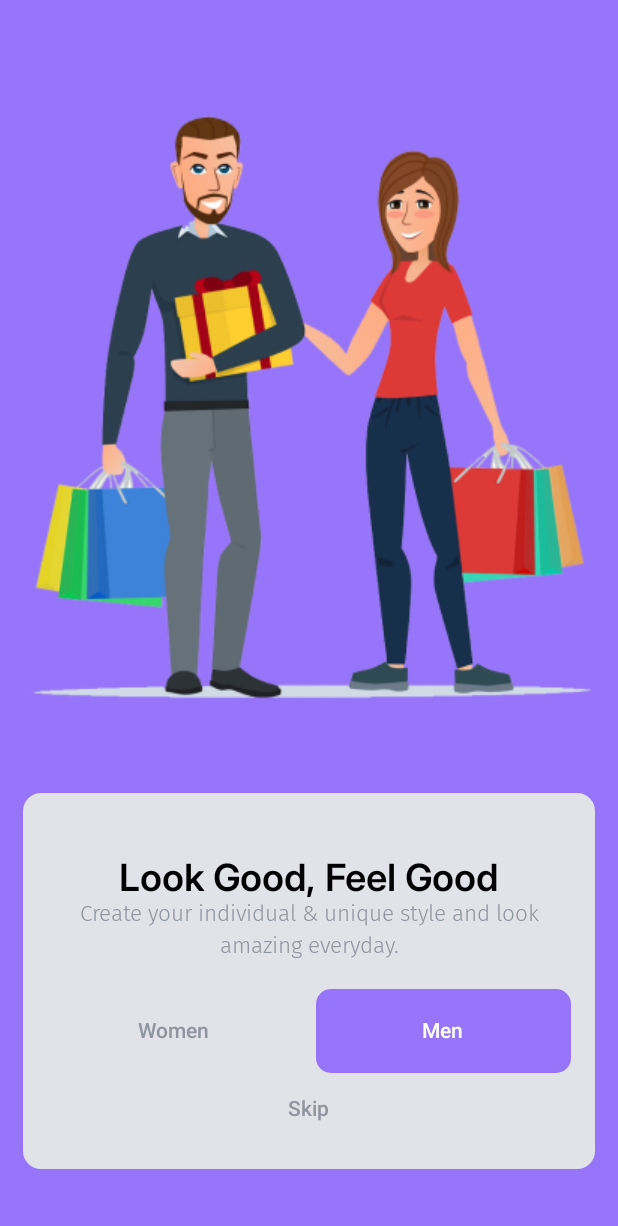
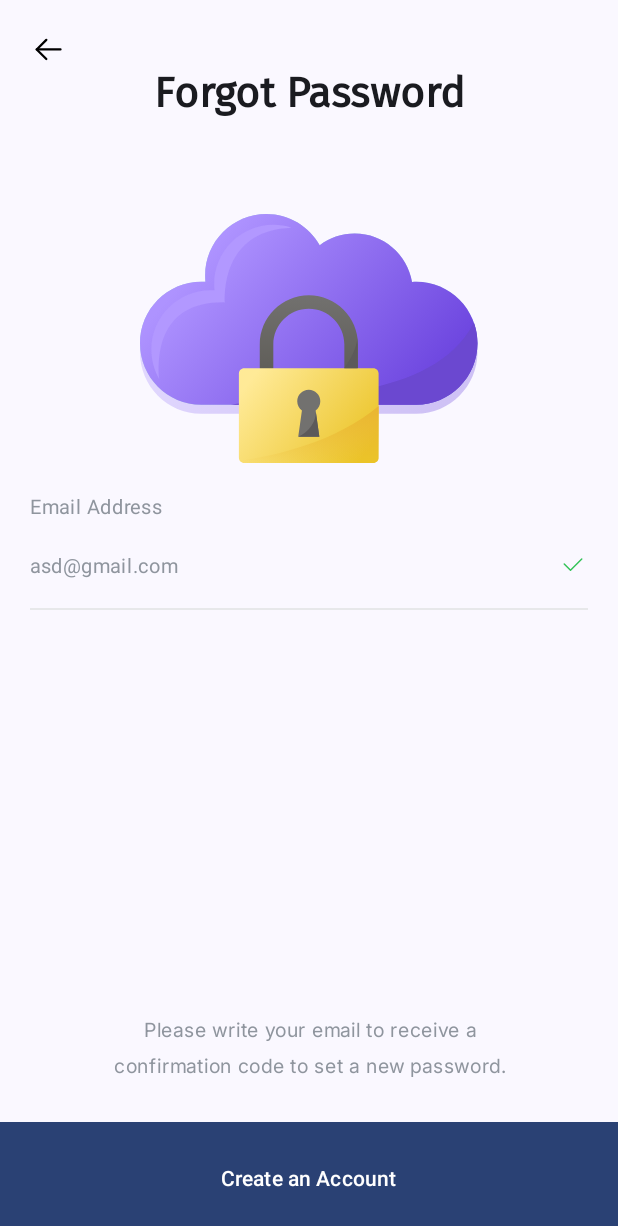
Before and after one commit to ahuamana/StylistEccommerceApp, an Android app built with Jetpack Compose: the screen it shows after launch (MainActivity), on a phone screen of 412 x 824 dp. Shown: the top 1226 px of the screen. Run offline under Robolectric (Android 15) with nearby library versions, the phone set to English and light mode, and no system bars.

Commit message:
feature screen forgot password

```diff
--- a/app/src/main/java/com/ahuaman/stylistecommerceapp/MainActivity.kt
+++ b/app/src/main/java/com/ahuaman/stylistecommerceapp/MainActivity.kt
@@ -10,6 +10,7 @@ import androidx.compose.material3.Text
 import androidx.compose.runtime.Composable
 import androidx.compose.ui.Modifier
 import androidx.compose.ui.tooling.preview.Preview
+import com.ahuaman.stylistecommerceapp.screens.ForgotPasswordScreen
 import com.ahuaman.stylistecommerceapp.screens.OnboardingScreen
 import com.ahuaman.stylistecommerceapp.screens.SplashScreen
 import com.ahuaman.stylistecommerceapp.ui.theme.StylistEcommerceAppTheme
@@ -24,7 +25,7 @@ class MainActivity : ComponentActivity() {
                     modifier = Modifier.fillMaxSize(),
                     color = MaterialTheme.colorScheme.background
                 ) {
-                    OnboardingScreen()
+                    ForgotPasswordScreen()
                 }
             }
         }
--- /dev/null
+++ b/app/src/main/java/com/ahuaman/stylistecommerceapp/screens/ForgotPasswordScreen.kt
@@ -0,0 +1,112 @@
+package com.ahuaman.stylistecommerceapp.screens
+
+import androidx.compose.foundation.Image
+import androidx.compose.foundation.layout.Arrangement
+import androidx.compose.foundation.layout.Column
+import androidx.compose.foundation.layout.Spacer
+import androidx.compose.foundation.layout.fillMaxSize
+import androidx.compose.foundation.layout.fillMaxWidth
+import androidx.compose.foundation.layout.padding
+import androidx.compose.foundation.shape.RoundedCornerShape
+import androidx.compose.material3.Button
+import androidx.compose.material3.Icon
+import androidx.compose.material3.Text
+import androidx.compose.runtime.Composable
+import androidx.compose.runtime.getValue
+import androidx.compose.runtime.mutableStateOf
+import androidx.compose.runtime.remember
+import androidx.compose.runtime.setValue
+import androidx.compose.ui.Alignment
+import androidx.compose.ui.Modifier
+import androidx.compose.ui.graphics.Color
+import androidx.compose.ui.res.painterResource
+import androidx.compose.ui.text.TextStyle
+import androidx.compose.ui.text.font.Font
+import androidx.compose.ui.text.font.FontFamily
+import androidx.compose.ui.text.font.FontWeight
+import androidx.compose.ui.text.style.TextAlign
+import androidx.compose.ui.tooling.preview.Preview
+import androidx.compose.ui.unit.dp
+import androidx.compose.ui.unit.sp
+import com.ahuaman.stylistecommerceapp.R
+import com.ahuaman.stylistecommerceapp.components.CustomTextFieldWithIcon
+
+@Composable
+fun ForgotPasswordScreen(modifier: Modifier = Modifier) {
+    val painter = painterResource(id = com.ahuaman.stylistecommerceapp.R.drawable.ic_arrow_left)
+    val imageCloud = painterResource(id = com.ahuaman.stylistecommerceapp.R.drawable.ic_cloud)
+    var email by remember { mutableStateOf("") }
+
+    Column(
+        modifier = Modifier.fillMaxSize(),
+        verticalArrangement = Arrangement.SpaceBetween
+    ) {
+        //header
+        Column(modifier = Modifier.fillMaxWidth()) {
+            Icon(
+                modifier = Modifier.padding(start = 20.dp, top = 20.dp),
+                painter = painter, contentDescription = null,
+                tint = Color.Black
+            )
+            Text(
+                modifier = Modifier.align(Alignment.CenterHorizontally),
+                text = "Forgot Password",
+                style = TextStyle(
+                    fontSize = 28.sp,
+                    lineHeight = 30.8.sp,
+                    fontFamily = FontFamily(Font(R.font.fira_sans_regular)),
+                    fontWeight = FontWeight(600)
+                )
+            )
+
+            //Body
+            Column(modifier = Modifier.fillMaxWidth().padding(horizontal = 20.dp)) {
+                Image(
+                    painter = imageCloud,
+                    contentDescription = null,
+                    modifier = Modifier
+                        .align(Alignment.CenterHorizontally)
+                        .padding(top = 20.dp)
+                )
+
+                CustomTextFieldWithIcon(
+                    placeholder = "Email Address",
+                    text = email,
+                    isVisibleIcon = true,
+                    emptyPlaceholder = "asd@gmail.com",
+                    onValueChange = { email = it }
+                )
+            }
+
+        }
+
+        //Footer
+        Column(modifier = Modifier.fillMaxWidth()) {
+            Text(
+                modifier = Modifier.padding( horizontal = 56.dp),
+                textAlign = TextAlign.Center,
+                fontSize = 13.sp,
+                fontFamily = FontFamily(Font(R.font.inter_regular)),
+                text = "Please write your email to receive a confirmation code to set a new password.",
+                color = Color(0xFF8F959E))
+
+            Spacer(modifier = Modifier.padding(top = 25.dp))
+
+            Button(
+                modifier = Modifier
+                    .fillMaxWidth(),
+                shape = RoundedCornerShape(0.dp),
+                onClick = { /*TODO*/ }) {
+                Text(text = "Create an Account", modifier = Modifier.padding(top = 20.dp, bottom = 20.dp))
+            }
+        }
+
+
+    }
+}
+
+@Preview
+@Composable
+private fun ForgotPasswordScreenPrev() {
+    ForgotPasswordScreen(modifier = Modifier.fillMaxSize())
+}
--- /dev/null
+++ b/app/src/main/res/drawable/ic_cloud.xml
@@ -0,0 +1,96 @@
+<vector xmlns:android="http://schemas.android.com/apk/res/android"
+    xmlns:aapt="http://schemas.android.com/aapt"
+    android:width="325dp"
+    android:height="228dp"
+    android:viewportWidth="325"
+    android:viewportHeight="228">
+  <path
+      android:pathData="M234.16,95.17C233.23,95.17 232.29,95.21 231.36,95.28C228.21,76.97 212.32,63 193.15,63C184.39,63 176.33,65.92 169.82,70.82C162.79,58.37 149.5,50 134.28,50C111.71,50 93.44,68.35 93.44,91C93.44,92.43 93.5,93.85 93.64,95.24C92.71,95.17 91.77,95.14 90.84,95.14C68.27,95.14 50,113.49 50,136.15C50,158.8 68.27,177.15 90.84,177.15H234.13C256.69,177.15 274.96,158.8 274.96,136.15C274.96,113.49 256.73,95.17 234.16,95.17Z"
+      android:fillAlpha="0.3">
+    <aapt:attr name="android:fillColor">
+      <gradient
+          android:startX="107.5"
+          android:startY="61"
+          android:endX="242.5"
+          android:endY="177"
+          android:type="linear">
+        <item android:offset="0" android:color="#FFAE93FF"/>
+        <item android:offset="1" android:color="#FF6A42DE"/>
+      </gradient>
+    </aapt:attr>
+  </path>
+  <path
+      android:pathData="M234.16,89.17C233.23,89.17 232.29,89.21 231.36,89.28C228.21,70.97 212.32,57 193.15,57C184.39,57 176.33,59.92 169.82,64.82C162.79,52.37 149.5,44 134.28,44C111.71,44 93.44,62.35 93.44,85C93.44,86.43 93.5,87.85 93.64,89.24C92.71,89.17 91.77,89.14 90.84,89.14C68.27,89.14 50,107.49 50,130.15C50,152.8 68.27,171.15 90.84,171.15H234.13C256.69,171.15 274.96,152.8 274.96,130.15C274.96,107.49 256.73,89.17 234.16,89.17Z"
+      android:fillColor="#AAD0E2"/>
+  <path
+      android:pathData="M234.16,89.17C233.23,89.17 232.29,89.21 231.36,89.28C228.21,70.97 212.32,57 193.15,57C184.39,57 176.33,59.92 169.82,64.82C162.79,52.37 149.5,44 134.28,44C111.71,44 93.44,62.35 93.44,85C93.44,86.43 93.5,87.85 93.64,89.24C92.71,89.17 91.77,89.14 90.84,89.14C68.27,89.14 50,107.49 50,130.15C50,152.8 68.27,171.15 90.84,171.15H234.13C256.69,171.15 274.96,152.8 274.96,130.15C274.96,107.49 256.73,89.17 234.16,89.17Z">
+    <aapt:attr name="android:fillColor">
+      <gradient
+          android:startX="107.5"
+          android:startY="55"
+          android:endX="242.5"
+          android:endY="171"
+          android:type="linear">
+        <item android:offset="0" android:color="#FFAE93FF"/>
+        <item android:offset="1" android:color="#FF6A42DE"/>
+      </gradient>
+    </aapt:attr>
+  </path>
+  <path
+      android:pathData="M150.85,53.1C147.08,51.89 143.03,51.23 138.84,51.23C117.07,51.23 99.46,68.95 99.46,90.77C99.46,92.16 99.53,93.52 99.67,94.87C98.77,94.8 97.87,94.77 96.97,94.77C75.2,94.77 57.58,112.49 57.58,134.31C57.58,141.51 59.48,148.21 62.81,154.02C61.32,136.16 63.98,102.1 106.59,102.93C106.17,91.33 108.21,54.77 150.85,53.1Z"
+      android:fillColor="#B298FF"/>
+  <path
+      android:pathData="M110.6,171.15H234.16C256.73,171.15 275,152.8 275,130.15C275,125.31 274.17,120.66 272.61,116.35C245.79,169.48 154.97,164.79 110.6,171.15Z"
+      android:fillColor="#6B48D0"/>
+  <path
+      android:pathData="M195.26,161.04H186.23V130.98C186.23,117.88 175.6,107.21 162.55,107.21C149.5,107.21 138.88,117.88 138.88,130.98V161.04H129.85V130.98C129.85,112.84 144.52,98.11 162.59,98.11C180.65,98.11 195.33,112.84 195.33,130.98V161.04H195.26Z">
+    <aapt:attr name="android:fillColor">
+      <gradient
+          android:startX="162.59"
+          android:startY="98.11"
+          android:endX="162.59"
+          android:endY="161.04"
+          android:type="linear">
+        <item android:offset="0" android:color="#FF72716F"/>
+        <item android:offset="1" android:color="#FF5B5953"/>
+      </gradient>
+    </aapt:attr>
+  </path>
+  <path
+      android:pathData="M209.1,206.49C209.1,208.44 207.54,210 205.61,210H119.43C117.49,210 115.93,208.44 115.93,206.49V150.3C115.93,148.35 117.49,146.79 119.43,146.79H205.57C207.51,146.79 209.07,148.35 209.07,150.3V206.49H209.1Z">
+    <aapt:attr name="android:fillColor">
+      <gradient
+          android:startX="126"
+          android:startY="151.5"
+          android:endX="198"
+          android:endY="206.5"
+          android:type="linear">
+        <item android:offset="0" android:color="#FFFFEA97"/>
+        <item android:offset="1" android:color="#FFEBC428"/>
+      </gradient>
+    </aapt:attr>
+  </path>
+  <path
+      android:pathData="M186.19,146.75C186.19,146.75 193.98,137.02 194.95,126.53V146.75H186.19Z"
+      android:fillColor="#5C5A5A"/>
+  <path
+      android:pathData="M209.1,206.49V172.05C180.72,196.17 139.78,205.24 116.59,208.54C117.21,209.41 118.25,210 119.43,210H205.57C207.54,210.03 209.1,208.44 209.1,206.49Z">
+    <aapt:attr name="android:fillColor">
+      <gradient
+          android:startX="162.85"
+          android:startY="172.05"
+          android:endX="162.85"
+          android:endY="210"
+          android:type="linear">
+        <item android:offset="0" android:color="#FFEAB531"/>
+        <item android:offset="1" android:color="#00EAB531"/>
+      </gradient>
+    </aapt:attr>
+  </path>
+  <path
+      android:pathData="M170.2,168.86C170.2,164.58 166.74,161.14 162.52,161.14C158.26,161.14 154.83,164.62 154.83,168.86C154.83,171.39 156.08,173.65 157.95,175.08L155.49,192.55H169.54L167.09,175.08C168.99,173.65 170.2,171.43 170.2,168.86Z"
+      android:fillColor="#72716F"/>
+  <path
+      android:pathData="M155.49,192.55C155.49,192.55 166.46,188.35 167.29,176.4L169.58,192.55H155.49Z"
+      android:fillColor="#5C5A5A"/>
+</vector>
```
